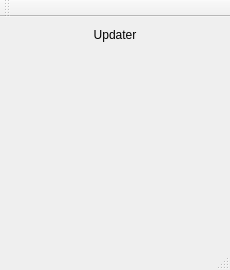
First picture: the form in webzvpn-updater/mainwindow.ui, repository gmbailey/webzvpn, before the edit.
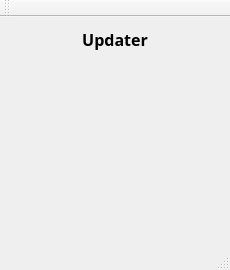
Second picture: the form after the edit.

Diff of the .ui file:
```diff
--- a/webzvpn-updater/mainwindow.ui
+++ b/webzvpn-updater/mainwindow.ui
@@ -38,9 +38,30 @@
         <verstretch>0</verstretch>
        </sizepolicy>
       </property>
+      <property name="minimumSize">
+       <size>
+        <width>0</width>
+        <height>16</height>
+       </size>
+      </property>
+      <property name="font">
+       <font>
+        <family>Source Sans Pro Semibold</family>
+        <pointsize>12</pointsize>
+        <weight>75</weight>
+        <bold>true</bold>
+        <stylestrategy>PreferAntialias</stylestrategy>
+       </font>
+      </property>
       <property name="text">
        <string>Updater</string>
       </property>
+      <property name="textFormat">
+       <enum>Qt::AutoText</enum>
+      </property>
+      <property name="scaledContents">
+       <bool>false</bool>
+      </property>
       <property name="alignment">
        <set>Qt::AlignCenter</set>
       </property>
```
Left out of the diff: 4 changed lines with no effect on the pictures.
